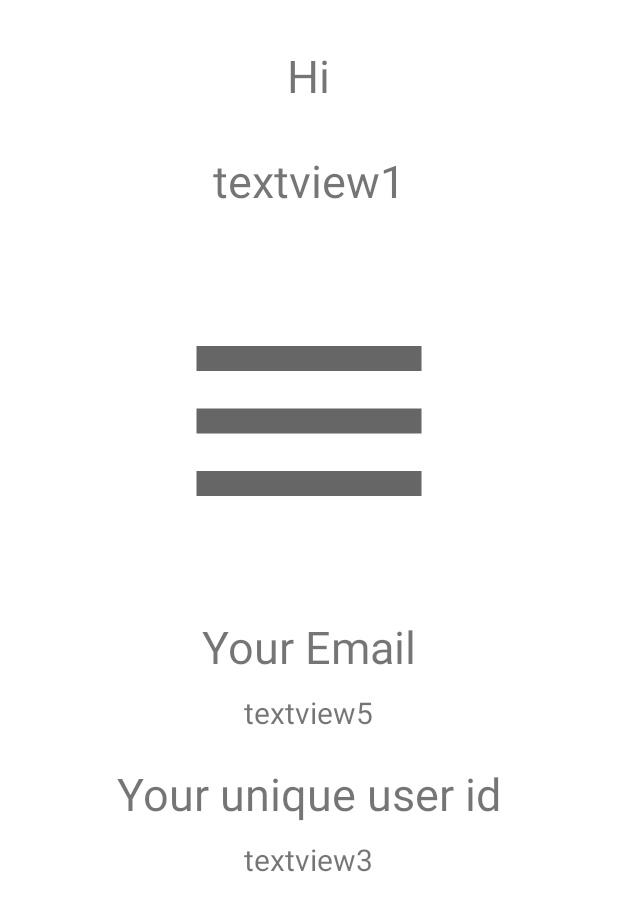
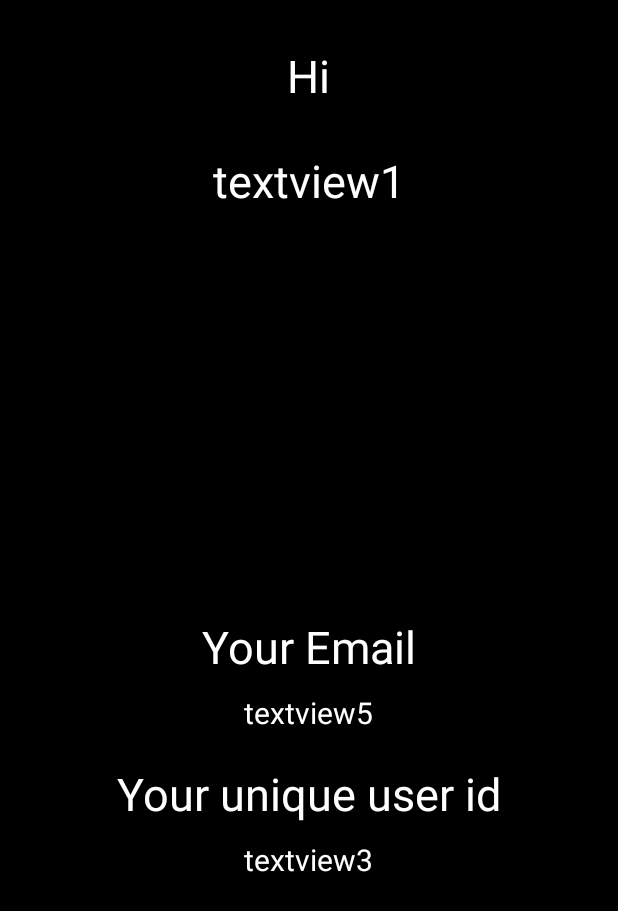
Before and after one commit to adisingh925/timetable-app, an Android app: the layout fragment_user.xml on its own in the app's theme, with its tools: preview values and no code run, on a phone screen of 412 x 824 dp. Shown: the top 911 px of the screen. Run offline under Robolectric (Android 15) with nearby library versions, the phone set to English and light mode, and no system bars.

Commit message:
timetable app

```diff
--- a/app/src/main/res/layout/activity_monday_data.xml
+++ b/app/src/main/res/layout/activity_monday_data.xml
@@ -4,6 +4,7 @@
     xmlns:tools="http://schemas.android.com/tools"
     android:layout_width="match_parent"
     android:layout_height="match_parent"
+    android:background="#FFFFFF"
     tools:context=".monday_data">
 
     <RelativeLayout
--- a/app/src/main/res/layout/fragment_user.xml
+++ b/app/src/main/res/layout/fragment_user.xml
@@ -6,6 +6,7 @@
     android:layout_width="match_parent"
     android:id="@+id/framela"
     android:layout_height="match_parent"
+    android:background="@color/black"
     tools:context=".user">
 
     <RelativeLayout
@@ -18,6 +19,7 @@
         android:layout_width="wrap_content"
         android:layout_height="wrap_content"
         android:text="Your unique user id"
+        android:textColor="#FFFFFF"
         android:layout_centerHorizontal="true"
         android:layout_below="@id/textview5"
         android:layout_marginTop="20dp"
@@ -27,6 +29,7 @@
         android:layout_width="wrap_content"
         android:layout_height="wrap_content"
         android:text = "Hi"
+        android:textColor="#FFFFFF"
         android:layout_marginTop="30dp"
         android:layout_centerHorizontal="true"
         android:textSize="30dp"/>
@@ -36,6 +39,7 @@
             android:layout_width="wrap_content"
             android:layout_height="wrap_content"
             android:text = "textview1"
+            android:textColor="#FFFFFF"
             android:layout_centerHorizontal="true"
             android:layout_marginTop="100dp"
             android:textSize="30dp"
@@ -46,6 +50,7 @@
             android:layout_width="wrap_content"
             android:layout_height="wrap_content"
             android:layout_centerHorizontal="true"
+            android:textColor="#FFFFFF"
             android:text = "textview3"
           android:layout_below="@id/textview"
             android:layout_marginTop="10dp"
@@ -62,6 +67,7 @@
         <TextView
             android:id="@+id/textview4"
             android:layout_width="wrap_content"
+            android:textColor="#FFFFFF"
             android:layout_height="wrap_content"
             android:layout_centerHorizontal="true"
             android:layout_below="@id/imageview"
@@ -75,6 +81,7 @@
             android:layout_width="wrap_content"
             android:layout_height="wrap_content"
             android:text = "textview5"
+            android:textColor="#FFFFFF"
             android:layout_centerHorizontal="true"
             android:layout_below="@id/textview4"
             android:layout_marginTop="10dp"
```
